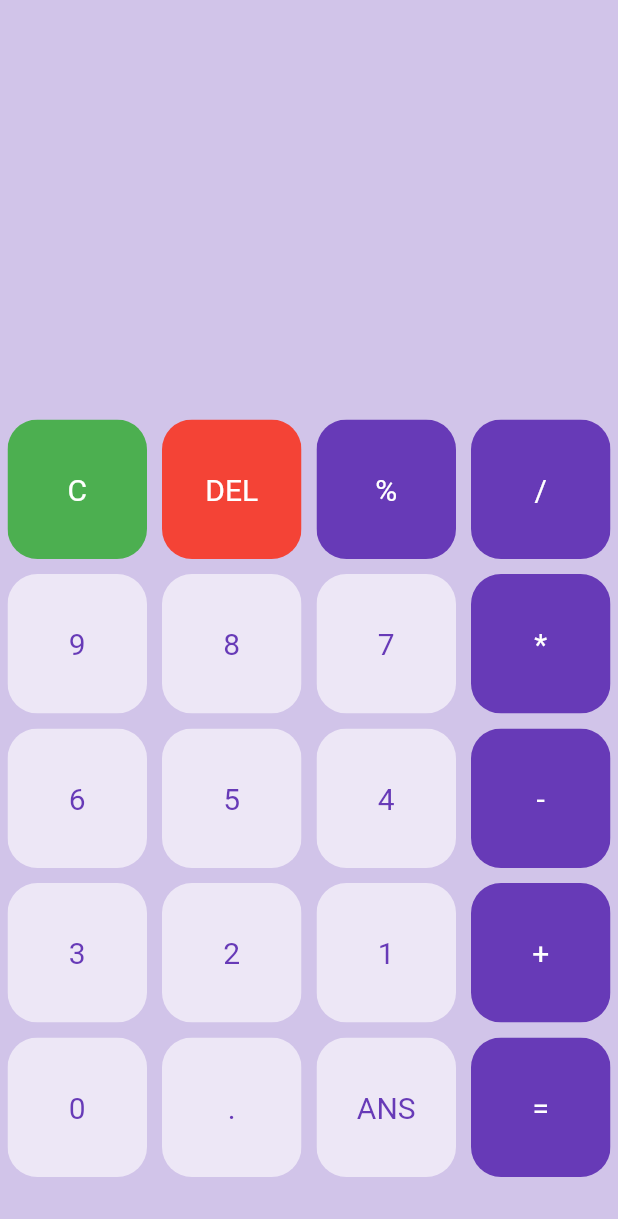
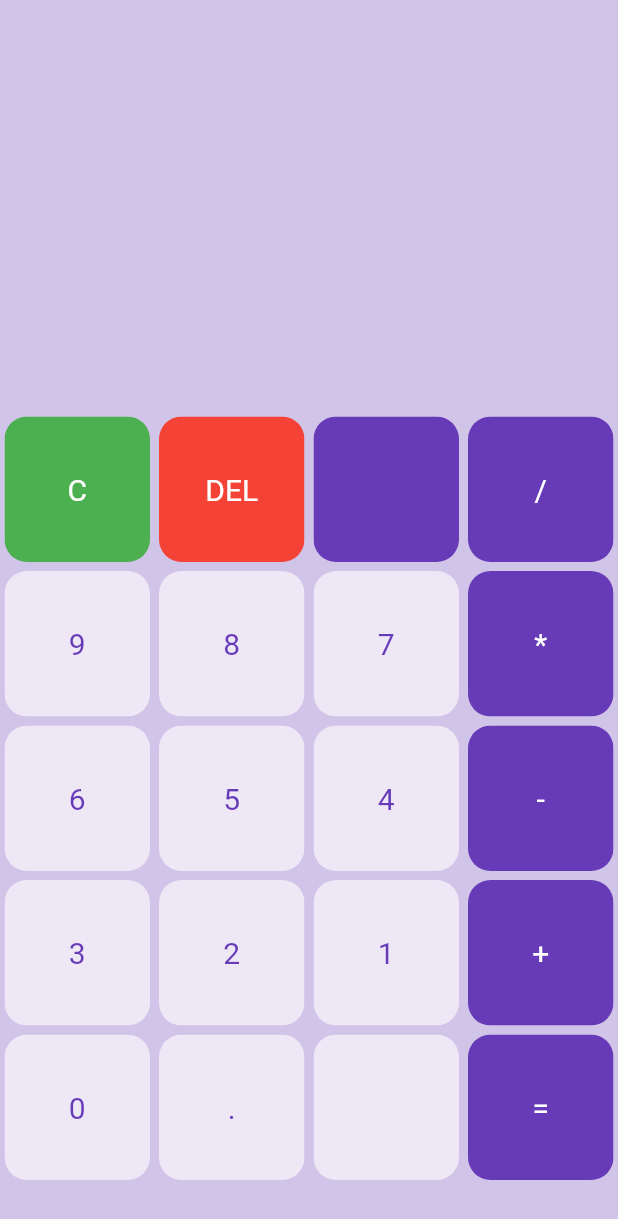
Before and after one commit to broax23/calculator, a Flutter app: the screen it shows after launch, on a phone screen of 412 x 824 dp. Shown: the top 1219 px of the screen. Run offline on Flutter 3.47's test engine with Material 2 defaults, Android fonts, the phone set to English and light mode, and no system bars; our stand-ins replace math_expressions.

Commit message:
design changes

```diff
--- a/lib/buttons.dart
+++ b/lib/buttons.dart
@@ -19,9 +19,9 @@ class MyButton extends StatelessWidget {
     return GestureDetector(
       onTap: buttonTapped,
       child: Padding(
-        padding: const EdgeInsets.all(5.0),
+        padding: const EdgeInsets.all(3.0),
         child: ClipRRect(
-          borderRadius: BorderRadius.circular(20),
+          borderRadius: BorderRadius.circular(15),
           child: Container(
             color: buttonColor,
             child: Center(
--- a/lib/main.dart
+++ b/lib/main.dart
@@ -56,7 +56,7 @@ class _MyHomePageState extends State<MyHomePage> {
   final List buttons = [
     'C',
     'DEL',
-    '%',
+    '',
     '/',
     '9',
     '8',
@@ -72,7 +72,7 @@ class _MyHomePageState extends State<MyHomePage> {
     '+',
     '0',
     '.',
-    'ANS',
+    '',
     '=',
   ];
 
@@ -157,6 +157,15 @@ class _MyHomePageState extends State<MyHomePage> {
                         });
                       },
                     );
+                  } else if (index == 2) {
+                    //equal
+
+                    return MyButton(
+                      buttonColor: Colors.deepPurple,
+                      textColor: Colors.white,
+                      buttonText: buttons[index],
+                      buttonTapped: () {},
+                    );
                   } else {
                     return MyButton(
                       buttonColor: isOperator(buttons[index])
```
